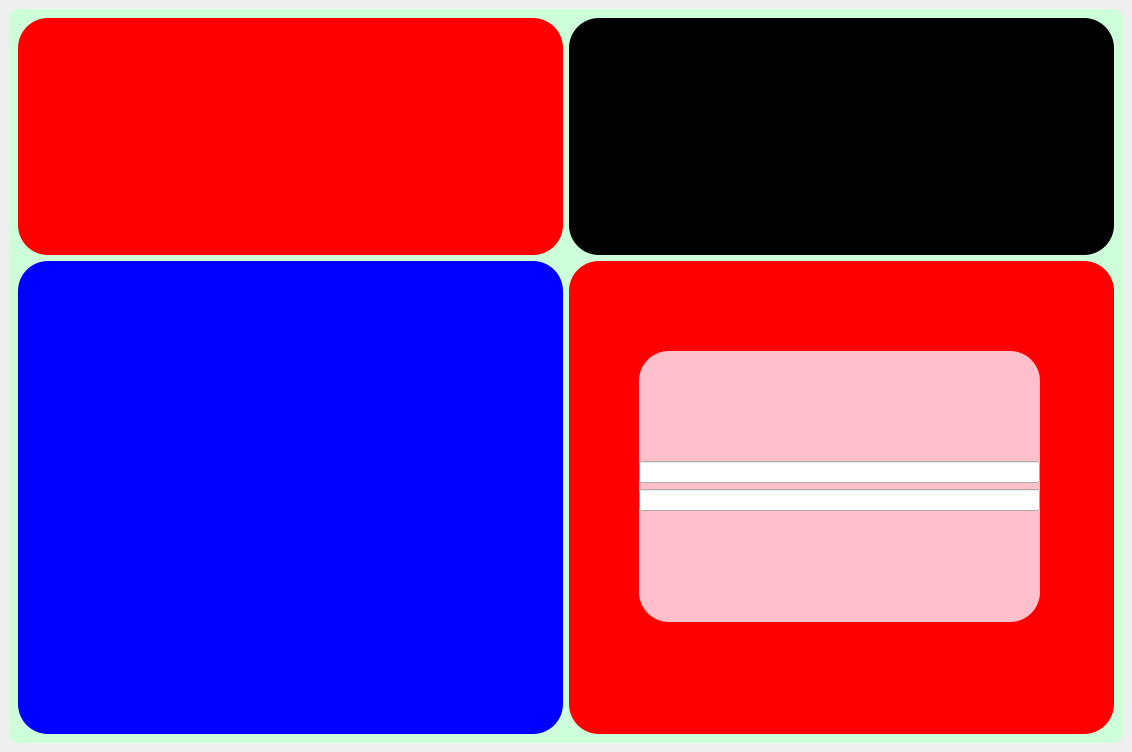
Qt form Kaizen/login.ui (burr1to/kaizen) before a commit.
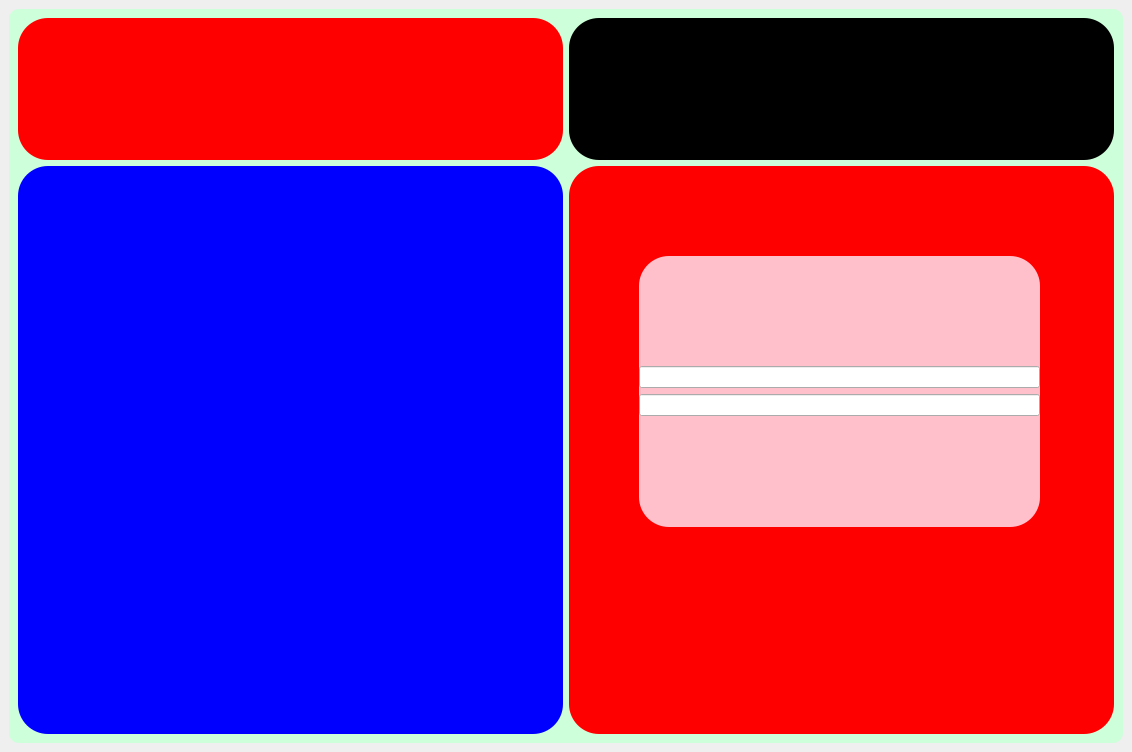
The same form after that commit.

What changed in the file:
```diff
--- a/Kaizen/login.ui
+++ b/Kaizen/login.ui
@@ -42,6 +42,12 @@
        </item>
        <item row="0" column="1">
         <widget class="QWidget" name="widget" native="true">
+         <property name="sizePolicy">
+          <sizepolicy hsizetype="Preferred" vsizetype="Preferred">
+           <horstretch>0</horstretch>
+           <verstretch>2</verstretch>
+          </sizepolicy>
+         </property>
          <property name="styleSheet">
           <string notr="true">#widget{
 background-color:black;
@@ -62,6 +68,12 @@
        </item>
        <item row="1" column="1" rowspan="2">
         <widget class="QWidget" name="widget_2" native="true">
+         <property name="sizePolicy">
+          <sizepolicy hsizetype="Preferred" vsizetype="Preferred">
+           <horstretch>0</horstretch>
+           <verstretch>4</verstretch>
+          </sizepolicy>
+         </property>
          <property name="styleSheet">
           <string notr="true">#widget_2{
 background-color:red;
```
